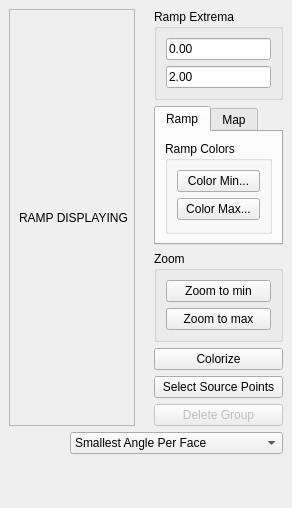
CGAL/cgal, file Polyhedron/demo/Polyhedron/Plugins/Display/Display_property.ui: the form before one commit.
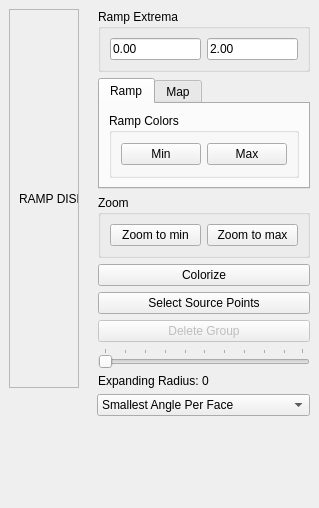
The form after the commit. Custom widgets are drawn as their Qt base class.

Patch:
```diff
--- a/Polyhedron/demo/Polyhedron/Plugins/Display/Display_property.ui
+++ b/Polyhedron/demo/Polyhedron/Plugins/Display/Display_property.ui
@@ -84,18 +84,18 @@
               <property name="title">
                <string>Ramp Colors</string>
               </property>
-              <layout class="QVBoxLayout" name="verticalLayout_3">
+              <layout class="QHBoxLayout" name="horizontalLayout_4">
                <item>
                 <widget class="QPushButton" name="minColorButton">
                  <property name="text">
-                  <string>Color Min...</string>
+                  <string>Min</string>
                  </property>
                 </widget>
                </item>
                <item>
                 <widget class="QPushButton" name="maxColorButton">
                  <property name="text">
-                  <string>Color Max...</string>
+                  <string>Max</string>
                  </property>
                 </widget>
                </item>
@@ -135,7 +135,7 @@
           <property name="title">
            <string>Zoom </string>
           </property>
-          <layout class="QVBoxLayout" name="verticalLayout_4">
+          <layout class="QHBoxLayout" name="horizontalLayout_5">
            <item>
             <widget class="QPushButton" name="zoomToMinButton">
              <property name="text">
@@ -158,7 +158,7 @@
           <property name="title">
            <string>Ramp Extrema</string>
           </property>
-          <layout class="QVBoxLayout" name="verticalLayout_2">
+          <layout class="QHBoxLayout" name="horizontalLayout_2">
            <item>
             <widget class="DoubleEdit" name="minBox">
              <property name="text">
@@ -186,6 +186,32 @@
           </property>
          </widget>
         </item>
+        <item row="8" column="1">
+         <widget class="QSlider" name="expandingRadiusSlider">
+          <property name="minimum">
+           <float>0</float>
+          </property>
+          <property name="maximum">
+           <float>100</float>
+          </property>
+          <property name="tracking">
+           <bool>true</bool>
+          </property>
+          <property name="orientation">
+           <enum>Qt::Horizontal</enum>
+          </property>
+          <property name="tickPosition">
+           <enum>QSlider::TicksAbove</enum>
+          </property>
+         </widget>
+        </item>
+        <item row="9" column="1">
+            <widget class="QLabel" name="expandingRadiusLabel">
+             <property name="text">
+                <string>Expanding Radius: 0</string>
+             </property>
+            </widget>
+        </item>
        </layout>
       </item>
      </layout>
```
